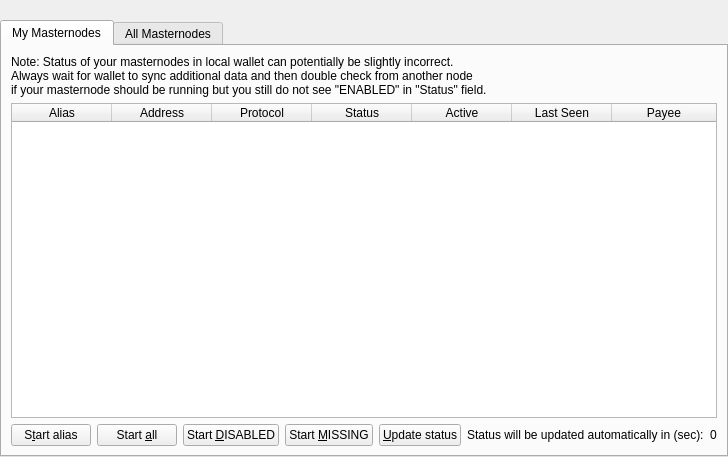
This is src/qt/forms/masternodelist.ui in HologramX/3dcoin as Qt 5 draws it before an edit. The edited form follows.
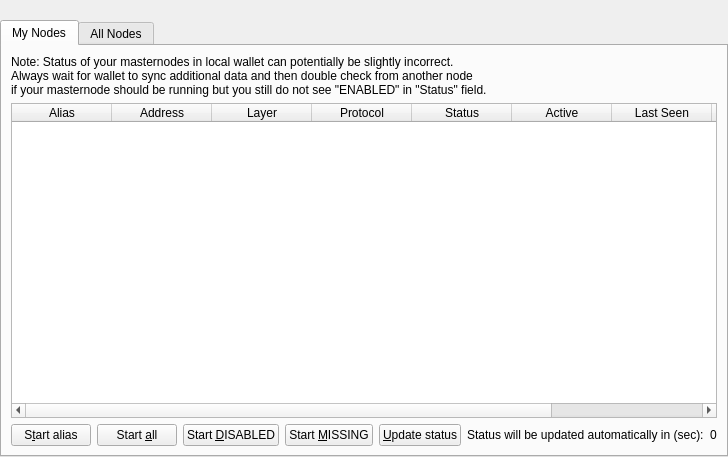
This is the edited form.

Commit message: add layer/score to masternodelist

The edit to the form file:
```diff
--- a/src/qt/forms/masternodelist.ui
+++ b/src/qt/forms/masternodelist.ui
@@ -51,7 +51,7 @@
        </property>
        <widget class="QWidget" name="tabMyMasternodes">
         <attribute name="title">
-         <string>My Masternodes</string>
+         <string>My Nodes</string>
         </attribute>
         <layout class="QGridLayout" name="gridLayout_2">
          <item row="0" column="0">
@@ -112,6 +112,11 @@
                <string>Address</string>
               </property>
              </column>
+             <column>
+              <property name="text">
+               <string>Layer</string>
+              </property>
+             </column>
              <column>
               <property name="text">
                <string>Protocol</string>
@@ -132,6 +137,11 @@
                <string>Last Seen</string>
               </property>
              </column>
+             <column>
+              <property name="text">
+               <string>Score</string>
+              </property>
+             </column>
              <column>
               <property name="text">
                <string>Payee</string>
@@ -214,7 +224,7 @@
        </widget>
        <widget class="QWidget" name="tabAllMasternodes">
         <attribute name="title">
-         <string>All Masternodes</string>
+         <string>All Nodes</string>
         </attribute>
         <layout class="QGridLayout" name="gridLayout">
          <item row="1" column="0">
```
Left out of the diff: 12 changed lines with no effect on the pictures. The commit also changes 1 other file.
